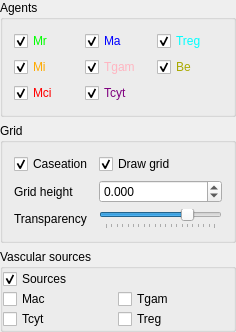
First picture: the form in gui/agentswidget.ui, repository gmackie/GR-ABM-ODE-2D, before the edit.
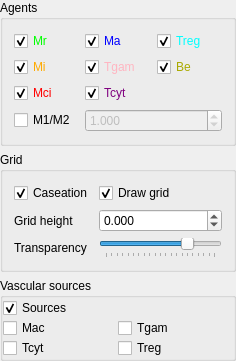
Second picture: the form after the edit.

```diff
--- a/gui/agentswidget.ui
+++ b/gui/agentswidget.ui
@@ -7,7 +7,7 @@
     <x>0</x>
     <y>0</y>
     <width>236</width>
-    <height>312</height>
+    <height>340</height>
    </rect>
   </property>
   <property name="windowTitle">
@@ -417,6 +417,32 @@
         </property>
        </widget>
       </item>
+      <item row="3" column="0">
+       <widget class="QCheckBox" name="checkBoxDrawM1M2">
+        <property name="text">
+         <string>M1/M2</string>
+        </property>
+       </widget>
+      </item>
+      <item row="3" column="1" colspan="2">
+       <widget class="QDoubleSpinBox" name="doubleSpinBoxM1M2Threshold">
+        <property name="enabled">
+         <bool>false</bool>
+        </property>
+        <property name="decimals">
+         <number>3</number>
+        </property>
+        <property name="maximum">
+         <double>999999999.000000000000000</double>
+        </property>
+        <property name="singleStep">
+         <double>0.005000000000000</double>
+        </property>
+        <property name="value">
+         <double>1.000000000000000</double>
+        </property>
+       </widget>
+      </item>
      </layout>
     </widget>
    </item>
```
Left out of the diff: 19 changed lines with no effect on the pictures.
